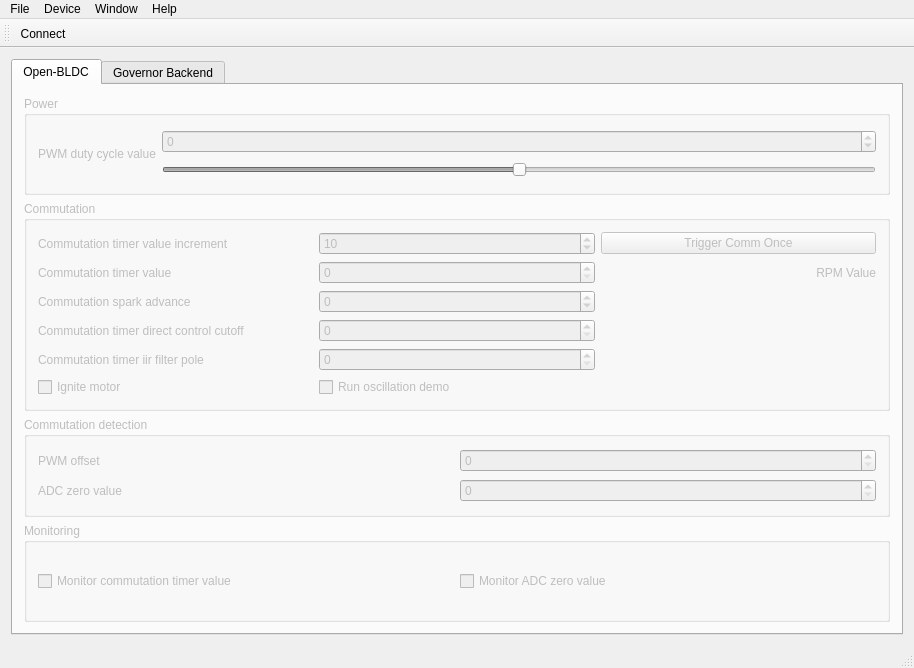
First picture: the form in source/qgovernor/mainwindow.ui, repository esden/open-bldc, before the edit.
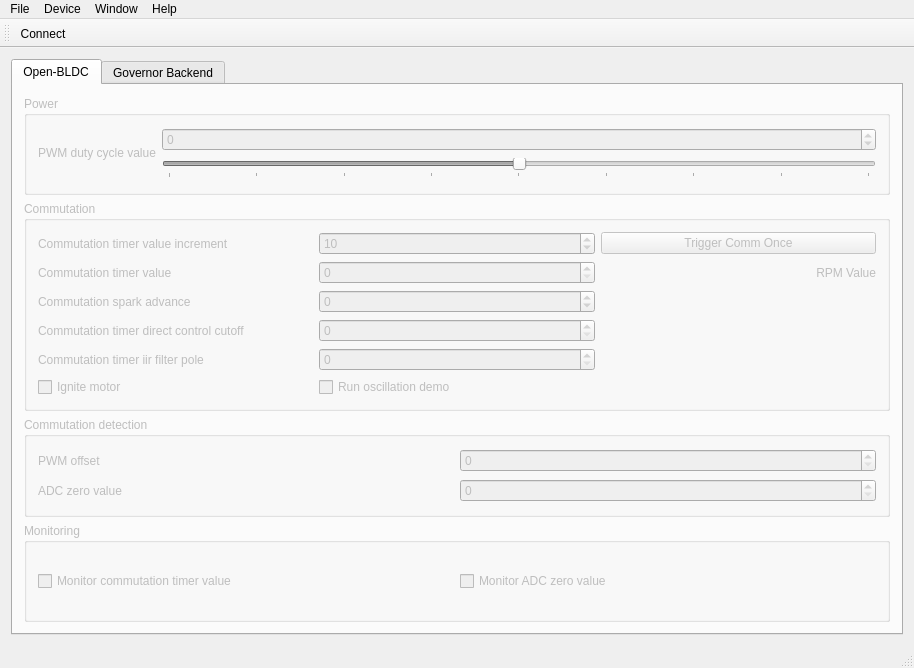
Second picture: the form after the edit. Icons and pictures are not drawn.

Commit message: Added interval markers to the power slider.

Patch:
```diff
--- a/source/qgovernor/mainwindow.ui
+++ b/source/qgovernor/mainwindow.ui
@@ -62,6 +62,12 @@
              <property name="orientation">
               <enum>Qt::Horizontal</enum>
              </property>
+             <property name="tickPosition">
+              <enum>QSlider::TicksBelow</enum>
+             </property>
+             <property name="tickInterval">
+              <number>8191</number>
+             </property>
             </widget>
            </item>
            <item row="0" column="0" rowspan="2">
```
